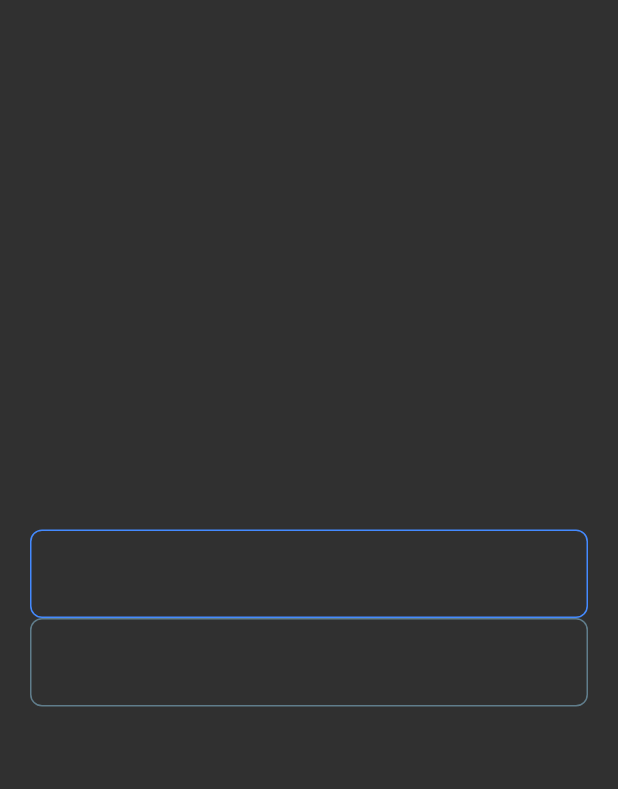
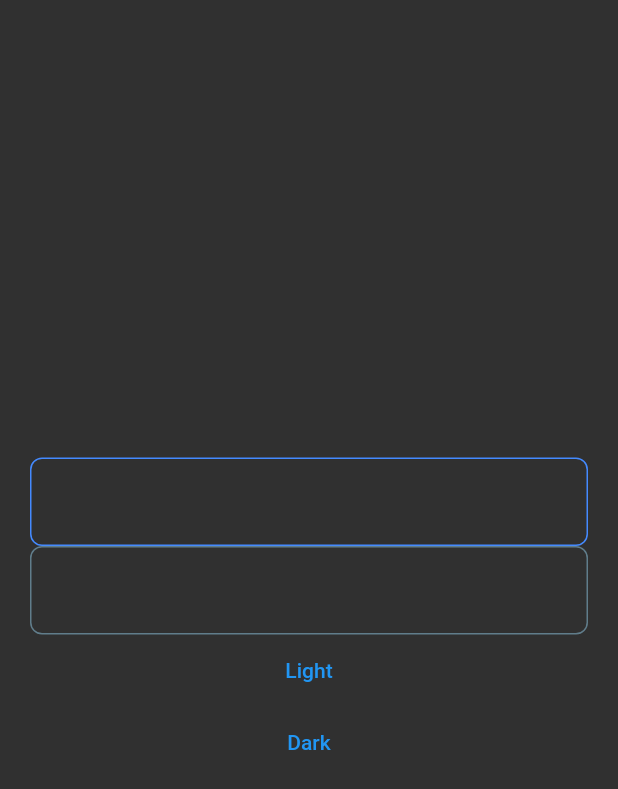
Before and after one commit to blackcodefan/flutter-starter, a Flutter app: the screen it shows after launch, on a phone screen of 412 x 824 dp. Shown: the top 789 px of the screen. Run offline on Flutter 3.47's test engine with Material 2 defaults, Android fonts, the phone set to English and light mode, and no system bars; our stand-ins replace auto_route, equatable, flutter_bloc.

Commit message:
feat/complete theming

```diff
--- a/lib/auth/screens/login.dart
+++ b/lib/auth/screens/login.dart
@@ -1,4 +1,7 @@
 import 'package:flutter/material.dart';
+import 'package:flutter_bloc/flutter_bloc.dart';
+import 'package:flutter_starter/global_bloc/index.dart';
+import 'package:flutter_starter/theme/index.dart';
 
 class LoginPage extends StatefulWidget {
   const LoginPage({Key? key}) : super(key: key);
@@ -60,6 +63,12 @@ class _LoginPageState extends State<LoginPage> {
                       borderRadius: BorderRadius.circular(8)),
                 ),
               ),
+              TextButton(onPressed: (){
+                context.read<SettingsBloc>().add(ChangeTheme(ThemeName.light));
+              }, child: Text('Light')),
+              TextButton(onPressed: (){
+                context.read<SettingsBloc>().add(ChangeTheme(ThemeName.dark));
+              }, child: Text('Dark')),
             ],
           )
         ),
--- a/lib/global_bloc/setting/setting_bloc_state.dart
+++ b/lib/global_bloc/setting/setting_bloc_state.dart
@@ -26,8 +26,6 @@ class SettingsBlocState implements SettingsBlocStateInterface {
   ThemeData get theme {
 
     switch (themeName) {
-      case ThemeName.primary:
-        return primaryTheme;
       case ThemeName.light:
         return lightTheme;
       case ThemeName.dark:
@@ -40,10 +38,10 @@ class SettingsBlocState implements SettingsBlocStateInterface {
   static SettingsBlocState clone(SettingsBlocState model, {ThemeName? themeName}){
     if(model is SettingsState){
       return SettingsStateAlt
-          .clone(model, themeName: model.themeName ?? themeName);
+          .clone(model, themeName: themeName ?? model.themeName);
     }else {
       return SettingsState
-          .clone(model, themeName: model.themeName ?? themeName);
+          .clone(model, themeName: themeName ?? model.themeName);
     }
   }
 
--- a/lib/main.dart
+++ b/lib/main.dart
@@ -3,23 +3,25 @@ import 'package:flutter_bloc/flutter_bloc.dart';
 import 'package:flutter_starter/routes.gr.dart';
 import 'package:flutter_starter/global_bloc/index.dart';
 
-void main () => runApp(const App());
+void main () => runApp(App());
 
 
 class App extends StatelessWidget {
 
-  const App({Key? key}) : super(key: key);
+  App({Key? key}) : super(key: key);
+
+  final _appRouter = AppRouter();
 
   @override
   Widget build(BuildContext context) {
-
-    final _appRouter = AppRouter();
 
     return BlocProvider<SettingsBloc>(
         lazy: false,
         create: (context) => SettingsBloc(),
         child: BlocBuilder<SettingsBloc, SettingsBlocState>(
           builder: (context, SettingsBlocState state) {
+            print(state.theme);
+            print('=============');
             return MaterialApp.router(
                 debugShowCheckedModeBanner: true,
                 routerDelegate: _appRouter.delegate(),
--- a/lib/theme/index.dart
+++ b/lib/theme/index.dart
@@ -1,11 +1,9 @@
 import 'package:flutter/material.dart';
 
-part 'primary.dart';
 part 'light.dart';
 part 'dark.dart';
 
 enum ThemeName {
-  primary,
   light,
   dark
 }
--- a/lib/theme/primary.dart
+++ /dev/null
@@ -1,3 +0,0 @@
-part of 'package:flutter_starter/theme/index.dart';
-
-ThemeData primaryTheme = ThemeData(primarySwatch: Colors.blue);
```
Also changed, not shown: 1 other file.
